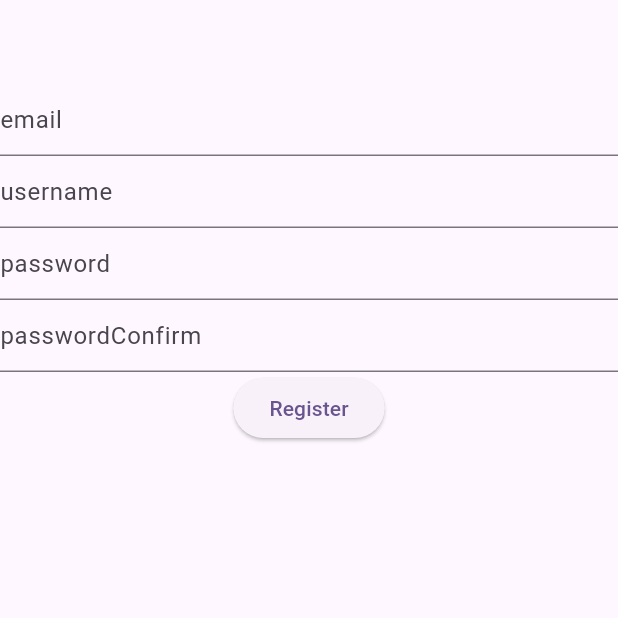
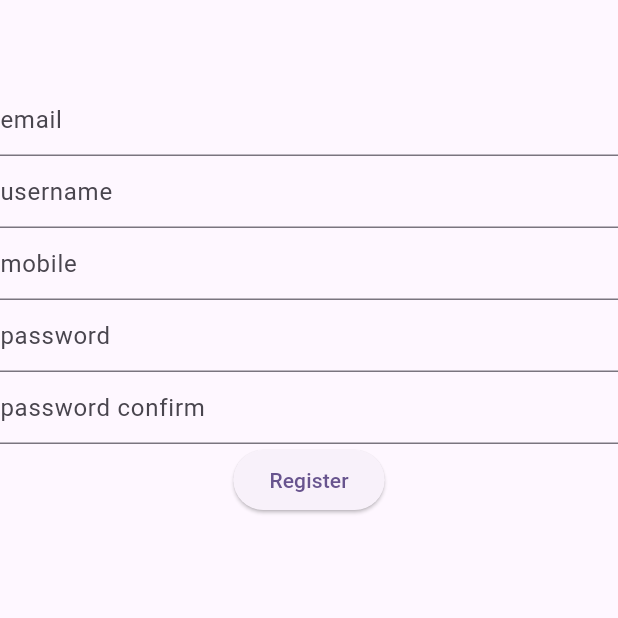
Before and after one commit to nbahadurova/register, a Flutter app: the screen it shows after launch, on a phone screen of 412 x 824 dp, the top half of it. Run offline on Flutter 3.47's test engine with Material 3 defaults, Android fonts, the phone set to English and light mode, and no system bars; our stand-ins replace bloc, dio, flutter_bloc, get_it, hive_flutter; accounts and stored records are empty.

Commit message:
fixed-errors

```diff
--- a/register/lib/cubits/register/register_cubit.dart
+++ b/register/lib/cubits/register/register_cubit.dart
@@ -9,24 +9,24 @@ import 'package:register/data/services/remote/register_service.dart';
 part 'register_state.dart';
 
 class RegisterCubit extends Cubit<RegisterState> {
-  RegisterCubit(this._authContract) : super(RegisterInitial());
-  final AuthContract _authContract;
+  RegisterCubit(this._registerService) : super(RegisterInitial());
+  final RegisterService _registerService;
 
   final controllers = {
     'email': TextEditingController(),
     'username': TextEditingController(),
-    // 'mobile': TextEditingController(),
+    'mobile': TextEditingController(),
     'password': TextEditingController(),
-    'passwordConfirm': TextEditingController(),
+    'password_confirm': TextEditingController(),
   };
 
   void register() async {
     try {
       emit(RegisterLoading());
-      final result = await _authContract.register(
+      final result = await _registerService.register(
           controllers['email']!.text,
           controllers['username']!.text,
-          // controllers['mobile']!.text,
+          controllers['mobile']!.text,
           controllers['password']!.text,
           controllers['passwordConfirm']!.text);
       emit(RegisterSuccess(result));
--- a/register/lib/cubits/register/register_state.dart
+++ b/register/lib/cubits/register/register_state.dart
@@ -8,9 +8,9 @@ final class RegisterInitial extends RegisterState {}
 final class RegisterLoading extends RegisterState {}
 
 final class RegisterSuccess extends RegisterState {
-  final RegisterResponse _registerResponse;
+  final RegisterResponse registerResponse;
 
-  RegisterSuccess(this._registerResponse);
+  RegisterSuccess(this.registerResponse);
 }
 
 final class RegisterNetworkError extends RegisterState {}
--- a/register/lib/data/contracts/auth_contract.dart
+++ b/register/lib/data/contracts/auth_contract.dart
@@ -1,10 +1,10 @@
 import 'package:register/data/models/remote/register_model.dart';
 
 abstract class AuthContract {
-    Future<RegisterResponse> register(
+  Future<RegisterResponse> register(
     String email,
     String username,
-    // String mobile,
+    String mobile,
     String password,
     String passwordConfirm,
   );
--- a/register/lib/data/repositories/auth_repository.dart
+++ b/register/lib/data/repositories/auth_repository.dart
@@ -7,8 +7,8 @@ class AuthRepository implements AuthContract {
 
   final RegisterService _authService;
   @override
-  Future<RegisterResponse> register(
-          String email, String username,
-          String password, String passwordConfirm) =>
-      _authService.register(email, username, password, passwordConfirm);
+  Future<RegisterResponse> register(String email, String username,
+          String mobile, String password, String passwordConfirm) =>
+      _authService.register(
+          email, username, mobile, password, passwordConfirm);
 }
--- a/register/lib/data/services/remote/register_service.dart
+++ b/register/lib/data/services/remote/register_service.dart
@@ -1,25 +1,27 @@
+import 'dart:developer';
 import 'package:register/utils/constants/endpoints.dart';
 import 'package:register/data/models/remote/register_model.dart';
 import 'package:register/utils/network/dio/auth_dio/auth_dio.dart';
-
 
 class RegisterService {
   Future<RegisterResponse> register(
     String email,
     String username,
-    // String mobile,
+    String mobile,
     String password,
     String passwordConfirm,
-  ) async{
+  ) async {
     const endpoint = Endpoints.register;
     final requestBody = {
       "email": email,
       "username": username,
-      // "mobile": mobile,
+      "mobile": mobile,
       "password": password,
       "passwordConfirm": passwordConfirm,
     };
-     final response = await authDio.post(endpoint, data: requestBody);
+    print(requestBody);
+    final response = await authDio.post(endpoint, data: requestBody);
+    log(response.statusMessage.toString());
     if (response.statusCode == 201) {
       return RegisterResponse.fromJson(response.data);
     }
--- a/register/lib/main.dart
+++ b/register/lib/main.dart
@@ -2,8 +2,9 @@ import 'package:flutter/material.dart';
 import 'package:register/utils/di/locator.dart';
 import 'package:register/utils/helpers/pager.dart';
 
-void main() {
-  setupLocator();
+void main() async {
+  await init();
+  await setupLocator();
   runApp(const MyApp());
 }
 
--- a/register/lib/ui/pages/register/register_page.dart
+++ b/register/lib/ui/pages/register/register_page.dart
@@ -28,12 +28,12 @@ class RegisterPage extends StatelessWidget {
               hintText: "username",
             ),
           ),
-          // TextFormField(
-          //   controller: cubit.controllers['mobile'],
-          //   decoration: const InputDecoration(
-          //     hintText: "mobile",
-          //   ),
-          // ),
+          TextFormField(
+            controller: cubit.controllers['mobile'],
+            decoration: const InputDecoration(
+              hintText: "mobile",
+            ),
+          ),
           TextFormField(
             controller: cubit.controllers['password'],
             decoration: const InputDecoration(
@@ -43,7 +43,7 @@ class RegisterPage extends StatelessWidget {
           TextFormField(
             controller: cubit.controllers['passwordConfirm'],
             decoration: const InputDecoration(
-              hintText: "passwordConfirm",
+              hintText: "password confirm",
             ),
           ),
           BlocListener<RegisterCubit, RegisterState>(
```
Also changed, not shown: register/lib/utils/di/locator.dart (+3 -4 lines).
